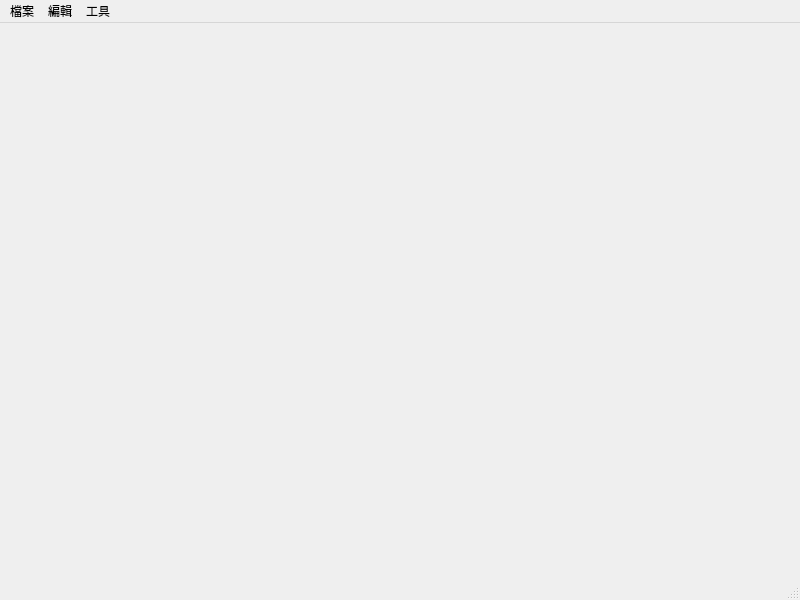
First picture: the form in design_window/mainwindow.ui, repository youchen624/QT_designer_window_1201, before the edit.
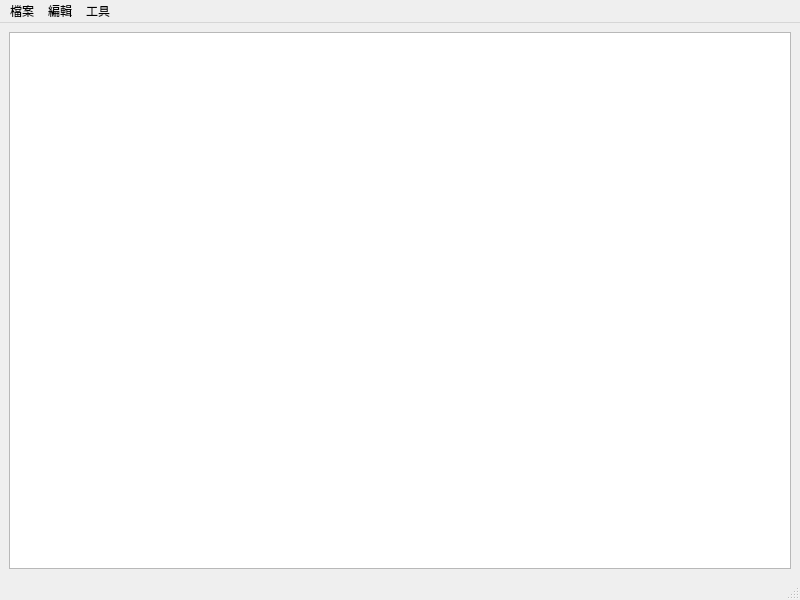
Second picture: the form after the edit. Icons and pictures are not drawn.

```diff
--- a/design_window/mainwindow.ui
+++ b/design_window/mainwindow.ui
@@ -13,7 +13,13 @@
   <property name="windowTitle">
    <string>MainWindow</string>
   </property>
-  <widget class="QWidget" name="centralwidget"/>
+  <widget class="QWidget" name="centralwidget">
+   <layout class="QHBoxLayout" name="horizontalLayout">
+    <item>
+     <widget class="QTextEdit" name="textEdit"/>
+    </item>
+   </layout>
+  </widget>
   <widget class="QMenuBar" name="menubar">
    <property name="geometry">
     <rect>
```
Left out of the diff: 32 changed lines with no effect on the pictures.
